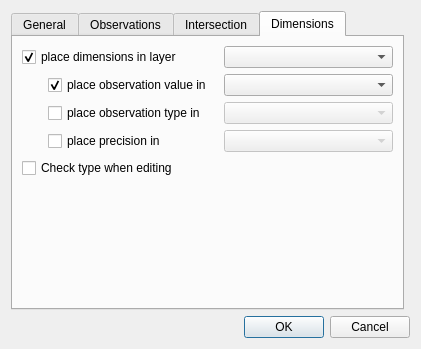
Old version of the form ui/ui_settings.ui in the repository 3nids/intersectit.
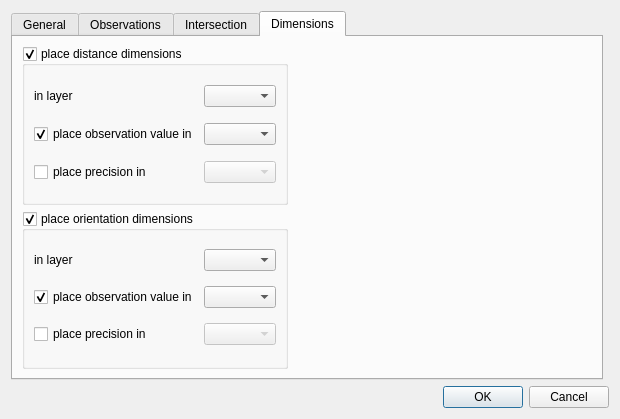
New version of the form. The open tabs and pages were chosen to show the change.

Commit message: use 2 distinct layers for orientation and distance dimensions

Patch:
```diff
--- a/ui/ui_settings.ui
+++ b/ui/ui_settings.ui
@@ -6,8 +6,8 @@
    <rect>
     <x>0</x>
     <y>0</y>
-    <width>421</width>
-    <height>349</height>
+    <width>620</width>
+    <height>419</height>
    </rect>
   </property>
   <property name="windowTitle">
@@ -466,94 +466,115 @@
        <string>Dimensions</string>
       </attribute>
       <layout class="QGridLayout" name="gridLayout_9">
-       <item row="0" column="2">
-        <widget class="QComboBox" name="dimensionLayer"/>
-       </item>
-       <item row="1" column="2">
-        <widget class="QComboBox" name="observationField"/>
-       </item>
-       <item row="3" column="1">
-        <widget class="QCheckBox" name="dimensionWritePrecision">
-         <property name="text">
-          <string>place precision in</string>
-         </property>
-        </widget>
-       </item>
-       <item row="3" column="2">
-        <widget class="QComboBox" name="precisionField">
-         <property name="enabled">
-          <bool>false</bool>
-         </property>
-        </widget>
-       </item>
-       <item row="1" column="1">
-        <widget class="QCheckBox" name="dimensionWriteMeasure">
-         <property name="text">
-          <string>place observation value in</string>
-         </property>
-         <property name="checked">
-          <bool>true</bool>
-         </property>
-        </widget>
-       </item>
-       <item row="1" column="0">
-        <spacer name="horizontalSpacer">
+       <item row="0" column="3">
+        <spacer name="horizontalSpacer_2">
          <property name="orientation">
           <enum>Qt::Horizontal</enum>
          </property>
-         <property name="sizeType">
-          <enum>QSizePolicy::Fixed</enum>
-         </property>
          <property name="sizeHint" stdset="0">
           <size>
-           <width>20</width>
+           <width>40</width>
            <height>20</height>
           </size>
          </property>
         </spacer>
        </item>
-       <item row="0" column="0" colspan="2">
-        <widget class="QCheckBox" name="dimensionWriteObservation">
-         <property name="text">
-          <string>place dimensions in layer</string>
+       <item row="3" column="1" colspan="2">
+        <widget class="QGroupBox" name="dimensionOrientationWrite">
+         <property name="title">
+          <string>place orientation dimensions</string>
          </property>
-         <property name="checked">
+         <property name="checkable">
           <bool>true</bool>
          </property>
+         <layout class="QGridLayout" name="gridLayout_6">
+          <item row="0" column="0">
+           <widget class="QLabel" name="label_11">
+            <property name="text">
+             <string>in layer</string>
+            </property>
+           </widget>
+          </item>
+          <item row="0" column="1">
+           <widget class="QComboBox" name="dimensionOrientationLayer"/>
+          </item>
+          <item row="1" column="1">
+           <widget class="QComboBox" name="dimensionOrientationObservationField"/>
+          </item>
+          <item row="1" column="0">
+           <widget class="QCheckBox" name="dimensionOrientationObservationWrite">
+            <property name="text">
+             <string>place observation value in</string>
+            </property>
+            <property name="checked">
+             <bool>true</bool>
+            </property>
+           </widget>
+          </item>
+          <item row="2" column="0">
+           <widget class="QCheckBox" name="dimensionOrientationPrecisionWrite">
+            <property name="text">
+             <string>place precision in</string>
+            </property>
+           </widget>
+          </item>
+          <item row="2" column="1">
+           <widget class="QComboBox" name="dimensionOrientationPrecisionField">
+            <property name="enabled">
+             <bool>false</bool>
+            </property>
+           </widget>
+          </item>
+         </layout>
         </widget>
        </item>
-       <item row="5" column="1">
-        <spacer name="verticalSpacer">
-         <property name="orientation">
-          <enum>Qt::Vertical</enum>
+       <item row="0" column="1" colspan="2">
+        <widget class="QGroupBox" name="dimensionDistanceWrite">
+         <property name="title">
+          <string>place distance dimensions</string>
          </property>
-         <property name="sizeHint" stdset="0">
-          <size>
-           <width>20</width>
-           <height>40</height>
-          </size>
+         <property name="checkable">
+          <bool>true</bool>
          </property>
-        </spacer>
-       </item>
-       <item row="2" column="1">
-        <widget class="QCheckBox" name="dimensionWriteType">
-         <property name="text">
-          <string>place observation type in</string>
-         </property>
-        </widget>
-       </item>
-       <item row="2" column="2">
-        <widget class="QComboBox" name="typeField">
-         <property name="enabled">
-          <bool>false</bool>
-         </property>
-        </widget>
-       </item>
-       <item row="4" column="0" colspan="3">
-        <widget class="QCheckBox" name="dimensionCheckType">
-         <property name="text">
-          <string>Check type when editing</string>
-         </property>
+         <layout class="QGridLayout" name="gridLayout_5">
+          <item row="0" column="0">
+           <widget class="QLabel" name="label_10">
+            <property name="text">
+             <string>in layer</string>
+            </property>
+           </widget>
+          </item>
+          <item row="0" column="1">
+           <widget class="QComboBox" name="dimensionDistanceLayer"/>
+          </item>
+          <item row="1" column="1">
+           <widget class="QComboBox" name="dimensionDistanceObservationField"/>
+          </item>
+          <item row="1" column="0">
+           <widget class="QCheckBox" name="dimensionDistanceObservationWrite">
+            <property name="text">
+             <string>place observation value in</string>
+            </property>
+            <property name="checked">
+             <bool>true</bool>
+            </property>
+           </widget>
+          </item>
+          <item row="2" column="0">
+           <widget class="QCheckBox" name="dimensionDistancePrecisionWrite">
+            <property name="text">
+             <string>place precision in</string>
+            </property>
+           </widget>
+          </item>
+          <item row="2" column="1">
+           <widget class="QComboBox" name="dimensionDistancePrecisionField">
+            <property name="enabled">
+             <bool>false</bool>
+            </property>
+           </widget>
+          </item>
+         </layout>
         </widget>
        </item>
       </layout>
```
Left out of the diff: 118 changed lines with no effect on the pictures. The commit also changes 5 other files.
